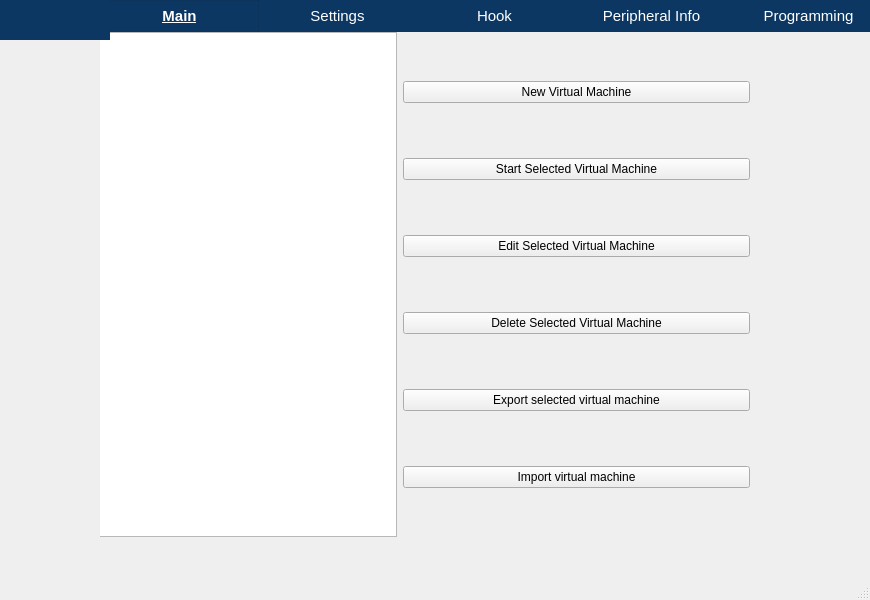
The window that ui/Main.ui (wjqsec/EmuGUI) describes before a commit, drawn with Qt 5.
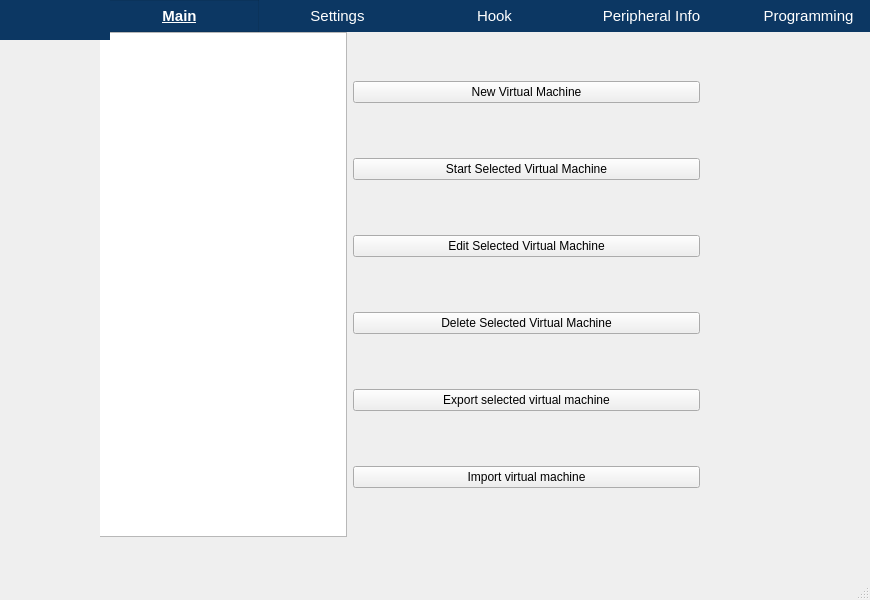
The same window after the commit. Icons and pictures are not drawn.

What changed in the file:
```diff
--- a/ui/Main.ui
+++ b/ui/Main.ui
@@ -82,7 +82,7 @@
         <widget class="QWidget" name="gridLayoutWidget_4">
          <property name="geometry">
           <rect>
-           <x>-50</x>
+           <x>-100</x>
            <y>0</y>
            <width>700</width>
            <height>511</height>
@@ -1693,9 +1693,9 @@
    <widget class="QLabel" name="label_15">
     <property name="geometry">
      <rect>
-      <x>20</x>
+      <x>0</x>
       <y>40</y>
-      <width>100</width>
+      <width>110</width>
       <height>150</height>
      </rect>
     </property>
```
